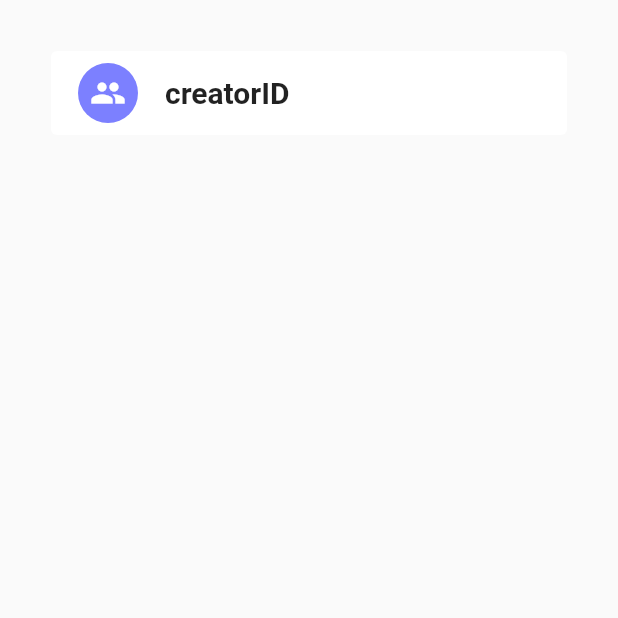
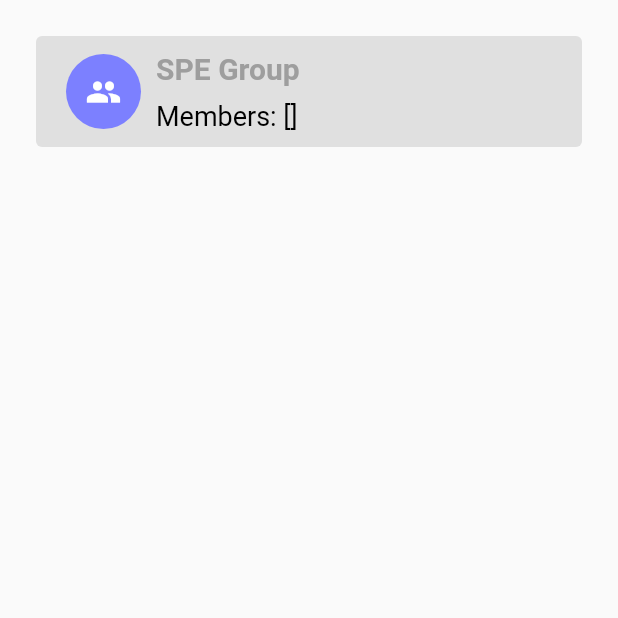
Before and after one commit to amrmhassan/meeting-organizer, a Flutter app: the GroupsScreen screen opened directly, on a phone screen of 412 x 824 dp, the top half of it. Run offline on Flutter 3.47's test engine with Material 2 defaults, Android fonts, the phone set to English and light mode, and no system bars; our stand-ins replace circle_nav_bar, cloud_firestore, firebase_auth, firebase_core, google_sign_in; accounts and stored records are empty.

Commit message:
created card item for groups screen

```diff
--- a/lib/screens/groups_screen/groups.dart
+++ b/lib/screens/groups_screen/groups.dart
@@ -3,6 +3,7 @@ import 'package:flutter/material.dart';
 import 'package:meeting_organizer/models/group_model.dart';
 import 'package:meeting_organizer/screens/groups_screen/groubMeetings.dart';
 import 'package:meeting_organizer/screens/groups_screen/widgets/card.dart';
+import 'package:meeting_organizer/screens/groups_screen/widgets/separator.dart';
 
 List<GroupModel> groups = [
   GroupModel(
@@ -19,17 +20,20 @@ class GroupsScreen extends StatelessWidget {
     return Scaffold(
       body: ListView.separated(
           itemBuilder: (context, index) {
-            return DefaultCard(
-              groups[index],
-              ontap: () {
-                Navigator.push(context,
-                    MaterialPageRoute(builder: (context) => groupScreen()));
-              },
+            return DefaultCardView(
+              onTap:()
+              {
+                Navigator.push(context, MaterialPageRoute(
+                      builder: (context) => groupScreen(),
+                  ));
+               },
+              groupIcon: Icons.group,
+              groupName: groups[index].groupName,
+              members: groups[index].members.toString(),
             );
           },
-          separatorBuilder: (context, index) => SizedBox(
-                height: 0.1,
-              ),
+          separatorBuilder: (context, index)
+          => ItemSeparator(),
           itemCount: groups.length),
     );
   }
--- a/lib/screens/groups_screen/widgets/card.dart
+++ b/lib/screens/groups_screen/widgets/card.dart
@@ -1,50 +1,80 @@
 // ignore_for_file: unnecessary_string_interpolations
 import 'package:flutter/cupertino.dart';
 import 'package:flutter/material.dart';
-import 'package:meeting_organizer/models/group_model.dart';
 import '../../../constants/colors.dart';
    // reusable components for  card widget
    // display group name
-    Widget DefaultCard(
-        GroupModel group, {
-          required Function ontap,
-        }) =>
-        Padding(
-          padding: const EdgeInsets.all(30.0),
-          child: InkWell(
-            onTap: () {
-              ontap();
-            },
+class DefaultCardView extends StatelessWidget {
+   DefaultCardView({
+     Key? key,
+     required this.onTap,
+     this.groupIcon,
+     this.groupName,
+     this.members,
+   });
+ final Function onTap ;
+ IconData? groupIcon;
+ String? groupName;
+ String? members;
+
+  @override
+  Widget build(BuildContext context) {
+    return InkWell(
+      onTap: (){onTap();},
+      child: Expanded(
+        child: Padding(
+          padding: const EdgeInsets.all(20.0),
           child: Card(
+            color: Colors.grey[300],
             elevation: 0.0,
+            child: Padding(
+              padding: const EdgeInsets.all(10.0),
               child: Row(
+                mainAxisSize: MainAxisSize.min,
                 children: [
-                  SizedBox(
+                  const SizedBox(
                     width: 10,
                   ),
-                  Padding(
-                    padding: const EdgeInsets.all(8.0),
-                    child: CircleAvatar(
+                  CircleAvatar(
                     backgroundColor: kPrimaryColor,
-                      radius: 20,
+                    radius: 25,
                     child: Icon(
-                        Icons.group,
+                      groupIcon,
                       color: Colors.white,
                     ),
                   ),
-                  ),
-                  SizedBox(
+                  const SizedBox(
                     width: 10,
                   ),
+                  Column(
+                    crossAxisAlignment: CrossAxisAlignment.start,
+                    children: [
                       Text(
-                    '${group.creatorID}',
-                    style: TextStyle(
+                        '$groupName',
+                        style: const TextStyle(
+                          color: Colors.grey,
                           fontSize: 20,
                           fontWeight: FontWeight.bold,
                         ),
+                      ),
+                      const SizedBox(height: 10,),
+                      Text(
+                        'Members: $members',
+                         style: const TextStyle(
+                          fontSize: 18,
+                          color: Colors.black,
+                        ),
+                         overflow: TextOverflow.ellipsis,
+                         maxLines: 1,
+                      ),
+                    ],
                   ),
                 ],
               ),
             ),
           ),
+        ),
+      ),
     );
+  }
+}
--- /dev/null
+++ b/lib/screens/groups_screen/widgets/separator.dart
@@ -0,0 +1,17 @@
+import 'package:flutter/material.dart';
+
+class ItemSeparator extends StatelessWidget {
+  const ItemSeparator({Key? key}) : super(key: key);
+
+  @override
+  Widget build(BuildContext context) {
+    return Padding(
+      padding: const EdgeInsetsDirectional.only(start: 40),
+      child:Container(
+        width: double.infinity,
+        height: 1,
+        color: Colors.grey[500],
+      ),
+    );
+  }
+}
```
Lines whose indentation alone changed are shown as unchanged.
